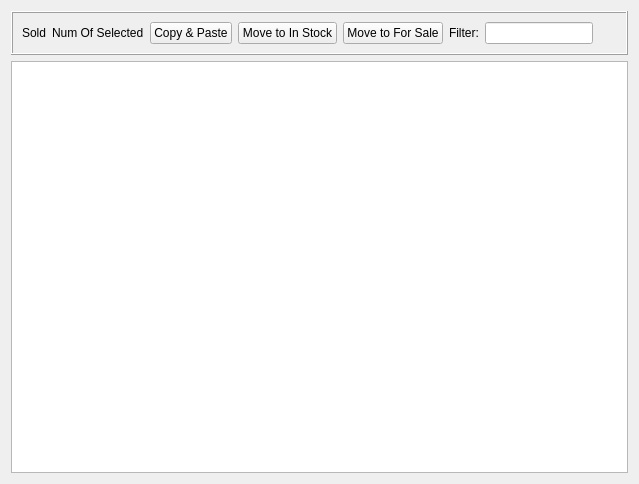
Above: src/Applications/BrickMoneyDesktop/src/Sold.ui from tlaemmlein/BrickMoney before the change. Below: the same form after it.
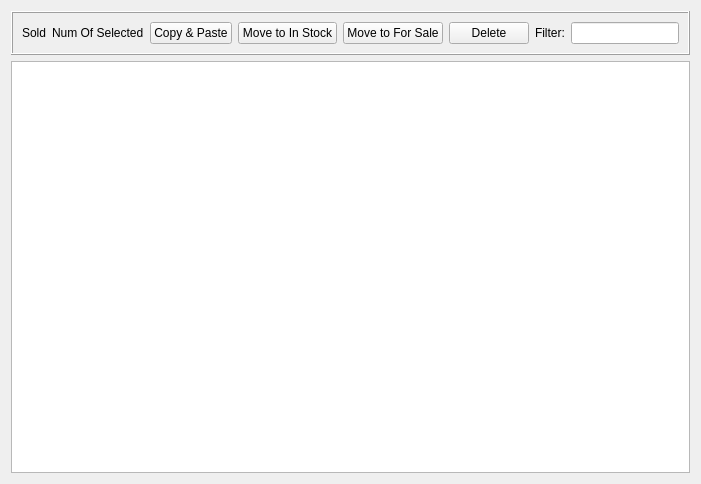
That is the form after the change.

Commit message: Delete of LegoSets is possible

The edit to the form file:
```diff
--- a/src/Applications/BrickMoneyDesktop/src/Sold.ui
+++ b/src/Applications/BrickMoneyDesktop/src/Sold.ui
@@ -58,6 +58,13 @@
         </property>
        </widget>
       </item>
+      <item>
+       <widget class="QPushButton" name="deletePushButton">
+        <property name="text">
+         <string>Delete</string>
+        </property>
+       </widget>
+      </item>
       <item>
        <widget class="QLabel" name="soldFilterLabel">
         <property name="text">
```
The commit also changes 5 other files.
